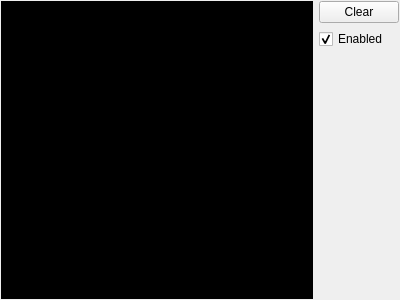
0xd34df00d/leechcraft, file src/plugins/azoth/consolewidget.ui: the form before one commit.
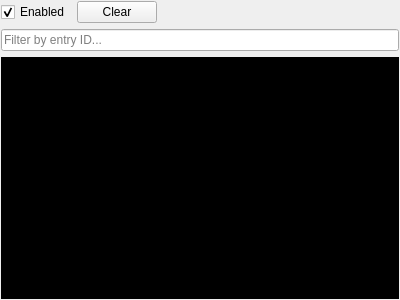
The form after the commit.

Commit message: Azoth: working entry filter in Console, closes #645.

The edit to the form file:
```diff
--- a/src/plugins/azoth/consolewidget.ui
+++ b/src/plugins/azoth/consolewidget.ui
@@ -13,30 +13,12 @@
   <property name="windowTitle">
    <string/>
   </property>
-  <layout class="QHBoxLayout" name="horizontalLayout">
+  <layout class="QVBoxLayout" name="verticalLayout">
    <property name="margin">
     <number>1</number>
    </property>
    <item>
-    <widget class="QTextBrowser" name="PacketsBrowser_">
-     <property name="styleSheet">
-      <string notr="true">QTextEdit
-{
-	background-color: rgb(0, 0, 0);
-	font-family: &quot;DejaVu Sans Mono&quot;;
-}</string>
-     </property>
-    </widget>
-   </item>
-   <item>
-    <layout class="QVBoxLayout" name="verticalLayout">
-     <item>
-      <widget class="QPushButton" name="ClearButton_">
-       <property name="text">
-        <string>Clear</string>
-       </property>
-      </widget>
-     </item>
+    <layout class="QHBoxLayout" name="horizontalLayout">
      <item>
       <widget class="QCheckBox" name="EnabledBox_">
        <property name="text">
@@ -48,20 +30,45 @@
       </widget>
      </item>
      <item>
-      <spacer name="verticalSpacer">
+      <widget class="QPushButton" name="ClearButton_">
+       <property name="text">
+        <string>Clear</string>
+       </property>
+      </widget>
+     </item>
+     <item>
+      <spacer name="horizontalSpacer">
        <property name="orientation">
-        <enum>Qt::Vertical</enum>
+        <enum>Qt::Horizontal</enum>
        </property>
        <property name="sizeHint" stdset="0">
         <size>
-         <width>20</width>
-         <height>40</height>
+         <width>40</width>
+         <height>20</height>
         </size>
        </property>
       </spacer>
      </item>
     </layout>
    </item>
+   <item>
+    <widget class="QLineEdit" name="EntryIDFilter_">
+     <property name="placeholderText">
+      <string>Filter by entry ID...</string>
+     </property>
+    </widget>
+   </item>
+   <item>
+    <widget class="QTextBrowser" name="PacketsBrowser_">
+     <property name="styleSheet">
+      <string notr="true">QTextEdit
+{
+	background-color: rgb(0, 0, 0);
+	font-family: &quot;DejaVu Sans Mono&quot;;
+}</string>
+     </property>
+    </widget>
+   </item>
   </layout>
  </widget>
  <resources/>
```
The commit also changes 1 other file.
